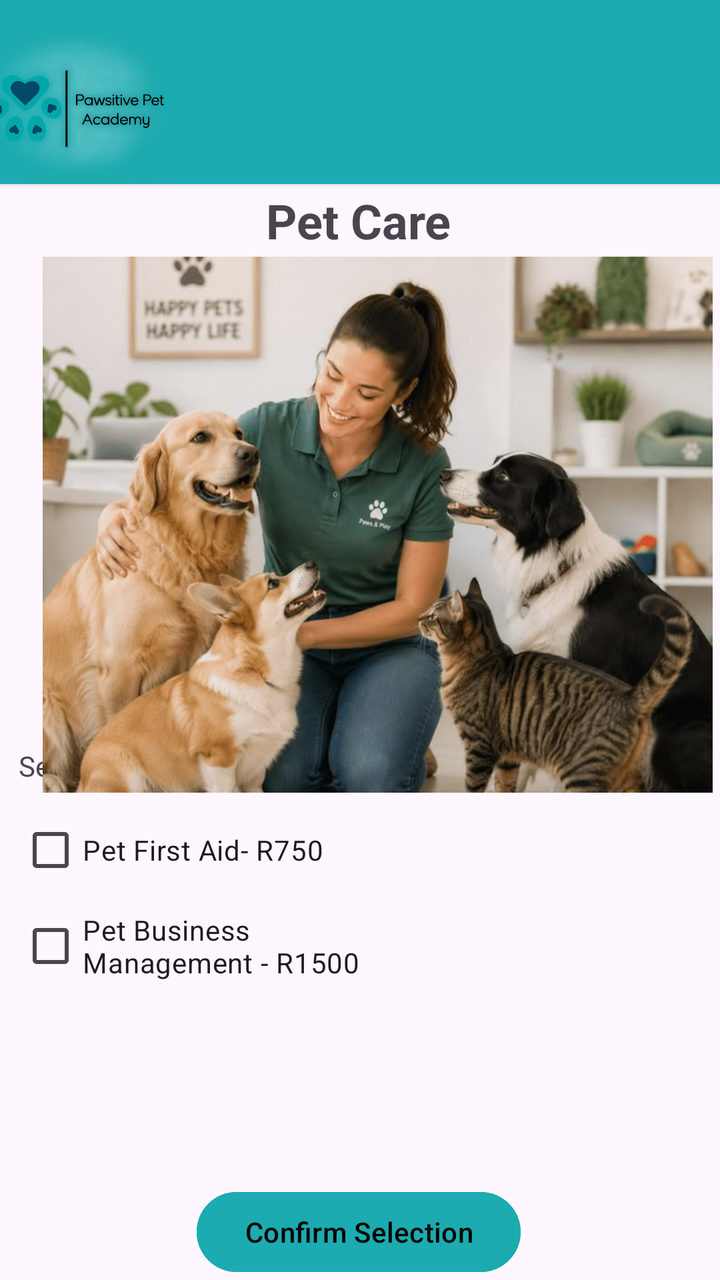
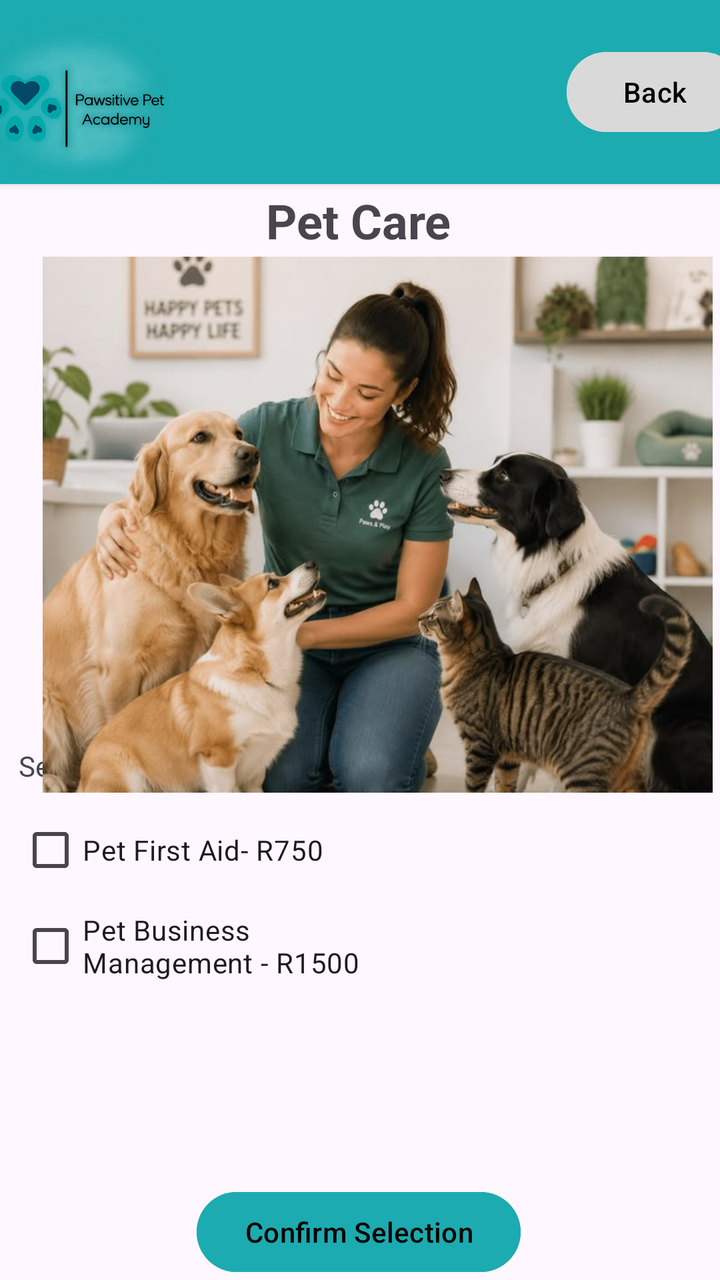

Compare the two renders of this Android layout. The source of the first and the diff that turns it into the second are given below.
<!-- AndroidManifest.xml: application theme Theme.PawsitivePets -->
<!-- res/layout/activity_pet_care.xml -->
<?xml version="1.0" encoding="utf-8"?>
<androidx.constraintlayout.widget.ConstraintLayout xmlns:android="http://schemas.android.com/apk/res/android"
    xmlns:app="http://schemas.android.com/apk/res-auto"
    xmlns:tools="http://schemas.android.com/tools"
    android:id="@+id/main"
    android:layout_width="match_parent"
    android:layout_height="match_parent"
    tools:context=".PetCare">

    <Button
        android:id="@+id/btnConfirmSelection1"
        android:layout_width="wrap_content"
        android:layout_height="wrap_content"
        android:backgroundTint="#1CABB0"
        android:text="Confirm Selection"
        android:textColor="@color/black"
        app:layout_constraintBottom_toBottomOf="parent"
        app:layout_constraintEnd_toEndOf="parent"
        app:layout_constraintHorizontal_bias="0.497"
        app:layout_constraintStart_toStartOf="parent"
        app:layout_constraintTop_toTopOf="parent"
        app:layout_constraintVertical_bias="1.0" />

    <TextView
        android:id="@+id/txtPetCare"
        android:layout_width="161dp"
        android:layout_height="37dp"
        android:gravity="center"
        android:text="Pet Care"
        android:textSize="24sp"
        android:textStyle="bold"
        app:layout_constraintBottom_toBottomOf="parent"
        app:layout_constraintEnd_toEndOf="parent"
        app:layout_constraintHorizontal_bias="0.496"
        app:layout_constraintStart_toStartOf="parent"
        app:layout_constraintTop_toTopOf="@+id/cardView2"
        app:layout_constraintVertical_bias="0.152" />

    <androidx.cardview.widget.CardView
        android:id="@+id/cardView2"
        android:layout_width="414dp"
        android:layout_height="92dp"
        app:cardBackgroundColor="#1CABB0"
        app:layout_constraintBottom_toBottomOf="parent"
        app:layout_constraintEnd_toEndOf="parent"
        app:layout_constraintStart_toStartOf="parent"
        app:layout_constraintTop_toTopOf="parent"
        app:layout_constraintVertical_bias="0.0">

        <ImageView
            android:id="@+id/imageView"
            android:layout_width="130dp"
            android:layout_height="match_parent"
            app:srcCompat="@drawable/logo_1" />
    </androidx.cardview.widget.CardView>

    <TextView
        android:id="@+id/txtSelect1"
        android:layout_width="wrap_content"
        android:layout_height="wrap_content"
        android:text="Select your preferred service/s:"
        app:layout_constraintBottom_toBottomOf="parent"
        app:layout_constraintEnd_toEndOf="parent"
        app:layout_constraintHorizontal_bias="0.055"
        app:layout_constraintStart_toStartOf="parent"
        app:layout_constraintTop_toTopOf="parent"
        app:layout_constraintVertical_bias="0.601" />

    <CheckBox
        android:id="@+id/checkPetSitting"
        android:layout_width="176dp"
        android:layout_height="56dp"
        android:text="Pet First Aid- R750"
        app:layout_constraintBottom_toBottomOf="parent"
        app:layout_constraintEnd_toEndOf="parent"
        app:layout_constraintHorizontal_bias="0.051"
        app:layout_constraintStart_toStartOf="parent"
        app:layout_constraintTop_toTopOf="parent"
        app:layout_constraintVertical_bias="0.68" />



    <CheckBox
        android:id="@+id/checkDogWalking"
        android:layout_width="176dp"
        android:layout_height="56dp"
        android:text="Pet Business Management - R1500"
        app:layout_constraintBottom_toBottomOf="parent"
        app:layout_constraintEnd_toEndOf="parent"
        app:layout_constraintHorizontal_bias="0.051"
        app:layout_constraintStart_toStartOf="parent"
        app:layout_constraintTop_toTopOf="parent"
        app:layout_constraintVertical_bias="0.762" />

    <ImageView
        android:id="@+id/imageView7"
        android:layout_width="408dp"
        android:layout_height="268dp"
        app:layout_constraintBottom_toBottomOf="parent"
        app:layout_constraintEnd_toEndOf="parent"
        app:layout_constraintHorizontal_bias="0.333"
        app:layout_constraintStart_toStartOf="parent"
        app:layout_constraintTop_toTopOf="@+id/cardView2"
        app:layout_constraintVertical_bias="0.345"
        app:srcCompat="@drawable/whatsapp_image_2026_09_22_at_09_33_24" />

</androidx.constraintlayout.widget.ConstraintLayout>
<!-- resources referenced by this layout -->
<resources>
  <color name="black">#FF000000</color>
  <!-- drawable logo_1: png bitmap (drawable, 235545 bytes) -->
  <!-- drawable whatsapp_image_2026_09_22_at_09_33_24: jpeg bitmap (drawable, 56257 bytes) -->
  <style name="Theme.PawsitivePets" parent="Base.Theme.PawsitivePets" />
  <style name="Base.Theme.PawsitivePets" parent="Theme.Material3.DayNight.NoActionBar">
          
          
      </style>
</resources>

<!-- the commit's change to res/layout/activity_pet_care.xml (unified diff, before → after) -->
@@ -52,6 +52,16 @@
             android:layout_width="130dp"
             android:layout_height="match_parent"
             app:srcCompat="@drawable/logo_1" />
+
+        <Button
+            android:id="@+id/btnBack"
+            android:layout_width="wrap_content"
+            android:layout_height="wrap_content"
+            android:layout_gravity="end|center_vertical"
+            android:layout_marginEnd="16dp"
+            android:backgroundTint="#D9D9D9"
+            android:text="Back"
+            android:textColor="@color/black" />
     </androidx.cardview.widget.CardView>
 
     <TextView
